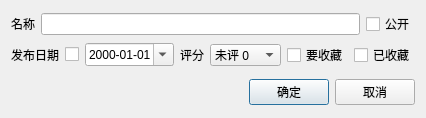
Qt form UiThread/Anime/AnimeSeasonNewDialog.ui (cqwlxxl/cherryme) before a commit.
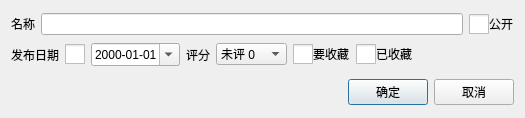
The same form after that commit. Icons and pictures are not drawn.

Diff of the .ui file:
```diff
--- a/UiThread/Anime/AnimeSeasonNewDialog.ui
+++ b/UiThread/Anime/AnimeSeasonNewDialog.ui
@@ -6,7 +6,7 @@
    <rect>
     <x>0</x>
     <y>0</y>
-    <width>423</width>
+    <width>525</width>
     <height>118</height>
    </rect>
   </property>
@@ -28,6 +28,29 @@
      </item>
      <item>
       <widget class="QCheckBox" name="checkBox_Display">
+       <property name="styleSheet">
+        <string notr="true">QCheckBox
+{
+  spacing: 0px;
+}
+QCheckBox::indicator
+{
+  width: 20px;
+  height: 20px;
+}
+QCheckBox::indicator:checked:enabled
+{
+  image:url(:/File/img/box_check_enable.png);
+}
+QCheckBox::indicator:unchecked:enabled
+{
+  image:url(:/File/img/box_uncheck_enable.png);
+}
+QCheckBox::indicator:unchecked:disabled
+{
+  image:url(:/File/img/box_uncheck_disable.png);
+}</string>
+       </property>
        <property name="text">
         <string>公开</string>
        </property>
@@ -46,6 +69,47 @@
      </item>
      <item>
       <widget class="QCheckBox" name="checkBox_ReleaseDateEnable">
+       <property name="sizePolicy">
+        <sizepolicy hsizetype="Fixed" vsizetype="Fixed">
+         <horstretch>0</horstretch>
+         <verstretch>0</verstretch>
+        </sizepolicy>
+       </property>
+       <property name="minimumSize">
+        <size>
+         <width>20</width>
+         <height>20</height>
+        </size>
+       </property>
+       <property name="maximumSize">
+        <size>
+         <width>20</width>
+         <height>20</height>
+        </size>
+       </property>
+       <property name="styleSheet">
+        <string notr="true">QCheckBox
+{
+  spacing: 0px;
+}
+QCheckBox::indicator
+{
+  width: 20px;
+  height: 20px;
+}
+QCheckBox::indicator:checked:enabled
+{
+  image:url(:/File/img/box_check_enable.png);
+}
+QCheckBox::indicator:unchecked:enabled
+{
+  image:url(:/File/img/box_uncheck_enable.png);
+}
+QCheckBox::indicator:unchecked:disabled
+{
+  image:url(:/File/img/box_uncheck_disable.png);
+}</string>
+       </property>
        <property name="text">
         <string/>
        </property>
@@ -142,6 +206,29 @@
      </item>
      <item>
       <widget class="QCheckBox" name="checkBox_CollectIt">
+       <property name="styleSheet">
+        <string notr="true">QCheckBox
+{
+  spacing: 0px;
+}
+QCheckBox::indicator
+{
+  width: 20px;
+  height: 20px;
+}
+QCheckBox::indicator:checked:enabled
+{
+  image:url(:/File/img/box_check_enable.png);
+}
+QCheckBox::indicator:unchecked:enabled
+{
+  image:url(:/File/img/box_uncheck_enable.png);
+}
+QCheckBox::indicator:unchecked:disabled
+{
+  image:url(:/File/img/box_uncheck_disable.png);
+}</string>
+       </property>
        <property name="text">
         <string>要收藏</string>
        </property>
@@ -149,6 +236,29 @@
      </item>
      <item>
       <widget class="QCheckBox" name="checkBox_CollectOk">
+       <property name="styleSheet">
+        <string notr="true">QCheckBox
+{
+  spacing: 0px;
+}
+QCheckBox::indicator
+{
+  width: 20px;
+  height: 20px;
+}
+QCheckBox::indicator:checked:enabled
+{
+  image:url(:/File/img/box_check_enable.png);
+}
+QCheckBox::indicator:unchecked:enabled
+{
+  image:url(:/File/img/box_uncheck_enable.png);
+}
+QCheckBox::indicator:unchecked:disabled
+{
+  image:url(:/File/img/box_uncheck_disable.png);
+}</string>
+       </property>
        <property name="text">
         <string>已收藏</string>
        </property>
```
